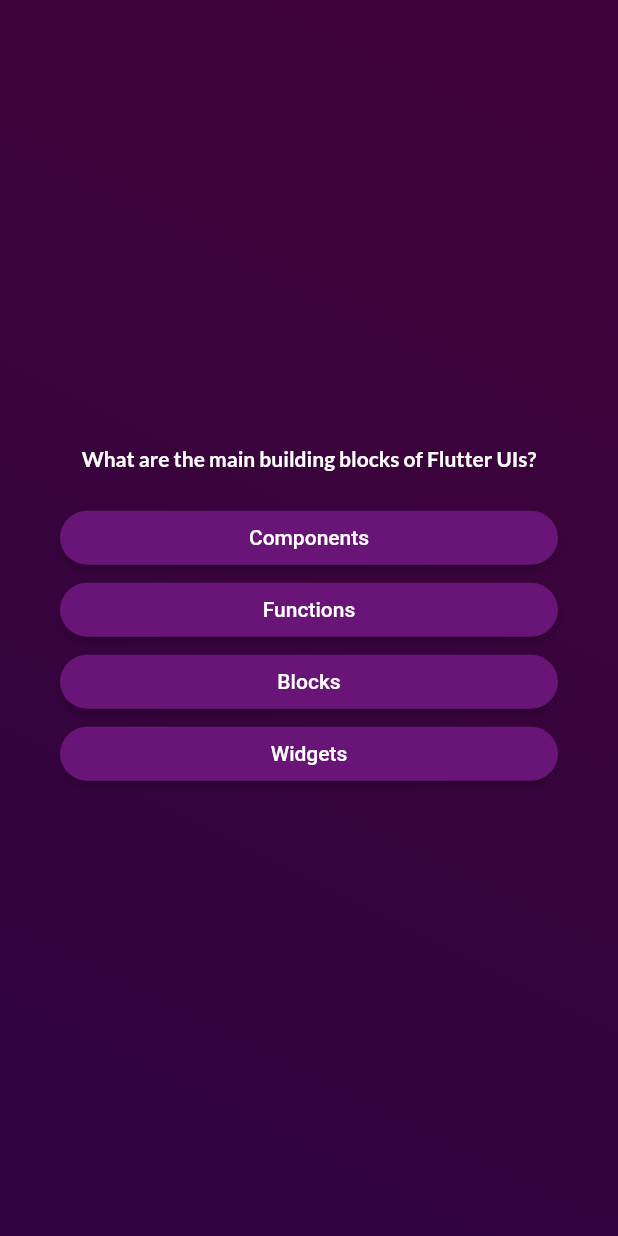
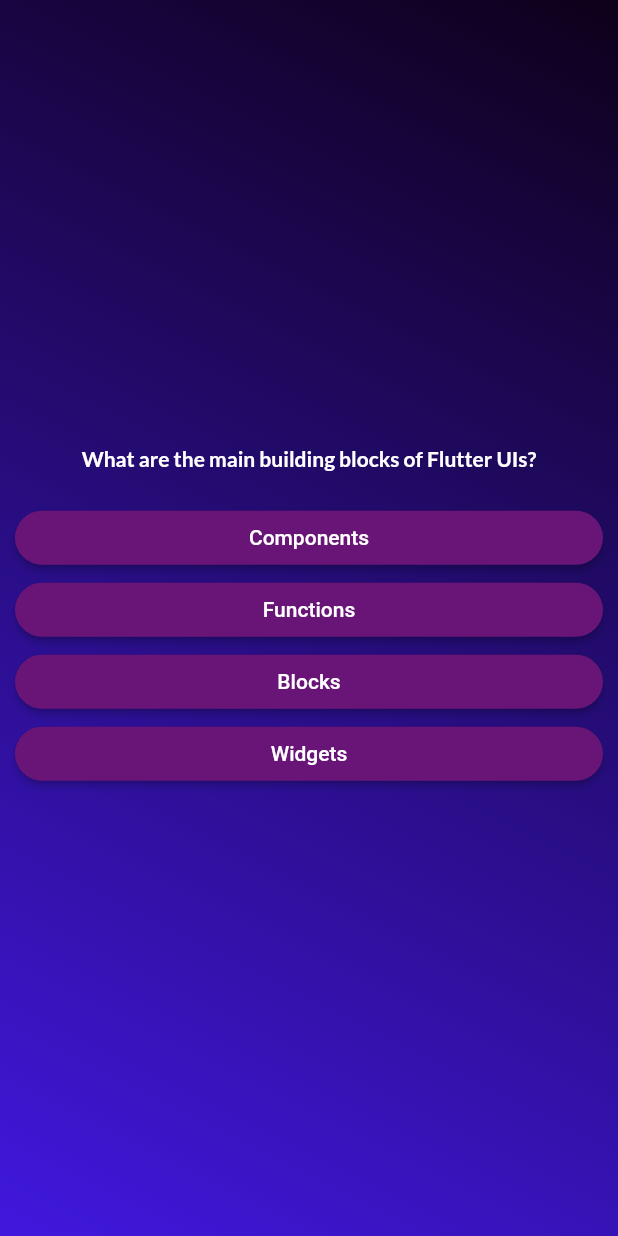
Before and after one commit to Anthonyqueencode/test_App, a Flutter app: the screen it shows after launch, after a tap on "Start Quiz", on a phone screen of 412 x 824 dp. Run offline on Flutter 3.47's test engine with Material 2 defaults, Android fonts, the phone set to English and light mode, and no system bars; our stand-ins replace google_fonts.

Commit message:
modified the questions to display results

```diff
--- a/lib/question_screen.dart
+++ b/lib/question_screen.dart
@@ -31,7 +31,7 @@ class _QuestionScreenState extends State<QuestionScreen> {
     return SizedBox(
         width: double.infinity,
         child: Container(
-          margin: EdgeInsets.all(40),
+          margin: EdgeInsets.all(10),
           child: Column(
             mainAxisAlignment: MainAxisAlignment.center,
             crossAxisAlignment: CrossAxisAlignment.stretch,
@@ -50,7 +50,9 @@ class _QuestionScreenState extends State<QuestionScreen> {
                 return AnswerButton(
                     answerText: answer,
                     onTap: () {
-                      answerQuestion(answer);
+                      //onTap still takes an anonymous function as main function assigned
+                      answerQuestion(
+                          answer); //this only executes when the function is triggered
                     });
               })
             ],
--- a/lib/quiz.dart
+++ b/lib/quiz.dart
@@ -1,17 +1,21 @@
 import 'package:flutter/material.dart';
+import 'package:test_app/data/questions%20.dart';
 import 'package:test_app/question_screen.dart';
 import 'package:test_app/start_screen.dart';
+import './result_screen.dart';
 
 class Quiz extends StatefulWidget {
-  Quiz({super.key});
+  const Quiz({super.key});
 
   @override
-  State<Quiz> createState() => _QuizState();
+  State<Quiz> createState() {
+    return _QuizState();
+  }
 }
 
 class _QuizState extends State<Quiz> {
   Widget? activeScreen;
-  final List<String> selectedAnswers = [];
+  List<String> selectedAnswers = [];
 
   @override
   //The initState is called after initialization and runs only once
@@ -28,20 +32,32 @@ class _QuizState extends State<Quiz> {
     });
   }
 
+  @override
+
 //this is meant to save the choosen answer
   void chooseAnswer(String answer) {
     selectedAnswers.add(answer);
+
+//writing a condition that makes you not run out of question
+    if (selectedAnswers.length == questions.length) {
+      setState(() {
+        activeScreen = ResultScreen(
+          chosenAnswers: selectedAnswers,
+        );
+        //above code stores the selected answer inside resultscreen
+      });
+    }
   }
 
   @override
-  Widget build(contex) {
+  Widget build(BuildContext context) {
     return MaterialApp(
         home: Scaffold(
             body: Container(
       decoration: const BoxDecoration(
           gradient: LinearGradient(colors: [
-        Color.fromARGB(255, 47, 4, 64),
-        Color.fromARGB(255, 65, 3, 58),
+        Color.fromARGB(255, 64, 24, 222),
+        Color.fromARGB(255, 13, 1, 26),
       ], begin: Alignment.bottomLeft, end: Alignment.topRight)),
       child: activeScreen,
     )));
```
Also changed, not shown: lib/questions_summary.dart (added, +70 -0 lines), lib/result_screen.dart (added, +51 -0 lines), lib/actionButton.dart (added).
